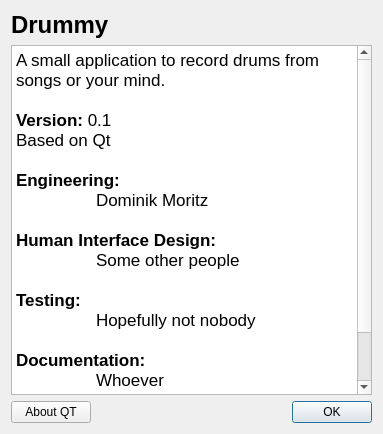
Old version of the form about.ui in the repository domoritz/drummy.
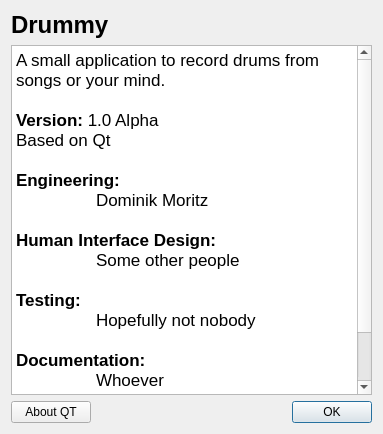
New version of the form.

Patch:
```diff
--- a/about.ui
+++ b/about.ui
@@ -37,7 +37,7 @@
 &lt;/style&gt;&lt;/head&gt;&lt;body style=&quot; font-family:'Lucida Grande'; font-size:13pt; font-weight:400; font-style:normal;&quot;&gt;
 &lt;p style=&quot; margin-top:0px; margin-bottom:0px; margin-left:0px; margin-right:0px; -qt-block-indent:0; text-indent:0px;&quot;&gt;A small application to record drums from songs or your mind. &lt;/p&gt;
 &lt;p style=&quot;-qt-paragraph-type:empty; margin-top:0px; margin-bottom:0px; margin-left:0px; margin-right:0px; -qt-block-indent:0; text-indent:0px;&quot;&gt;&lt;/p&gt;
-&lt;p style=&quot; margin-top:0px; margin-bottom:0px; margin-left:0px; margin-right:0px; -qt-block-indent:0; text-indent:0px;&quot;&gt;&lt;span style=&quot; font-weight:600;&quot;&gt;Version:&lt;/span&gt; 0.1&lt;/p&gt;
+&lt;p style=&quot; margin-top:0px; margin-bottom:0px; margin-left:0px; margin-right:0px; -qt-block-indent:0; text-indent:0px;&quot;&gt;&lt;span style=&quot; font-weight:600;&quot;&gt;Version:&lt;/span&gt; 1.0 Alpha&lt;/p&gt;
 &lt;p style=&quot; margin-top:0px; margin-bottom:0px; margin-left:0px; margin-right:0px; -qt-block-indent:0; text-indent:0px;&quot;&gt;Based on Qt&lt;/p&gt;
 &lt;p style=&quot;-qt-paragraph-type:empty; margin-top:0px; margin-bottom:0px; margin-left:0px; margin-right:0px; -qt-block-indent:0; text-indent:0px;&quot;&gt;&lt;/p&gt;
 &lt;p style=&quot; margin-top:0px; margin-bottom:0px; margin-left:0px; margin-right:0px; -qt-block-indent:0; text-indent:0px;&quot;&gt;&lt;span style=&quot; font-weight:600;&quot;&gt;Engineering:&lt;/span&gt;&lt;/p&gt;
```
